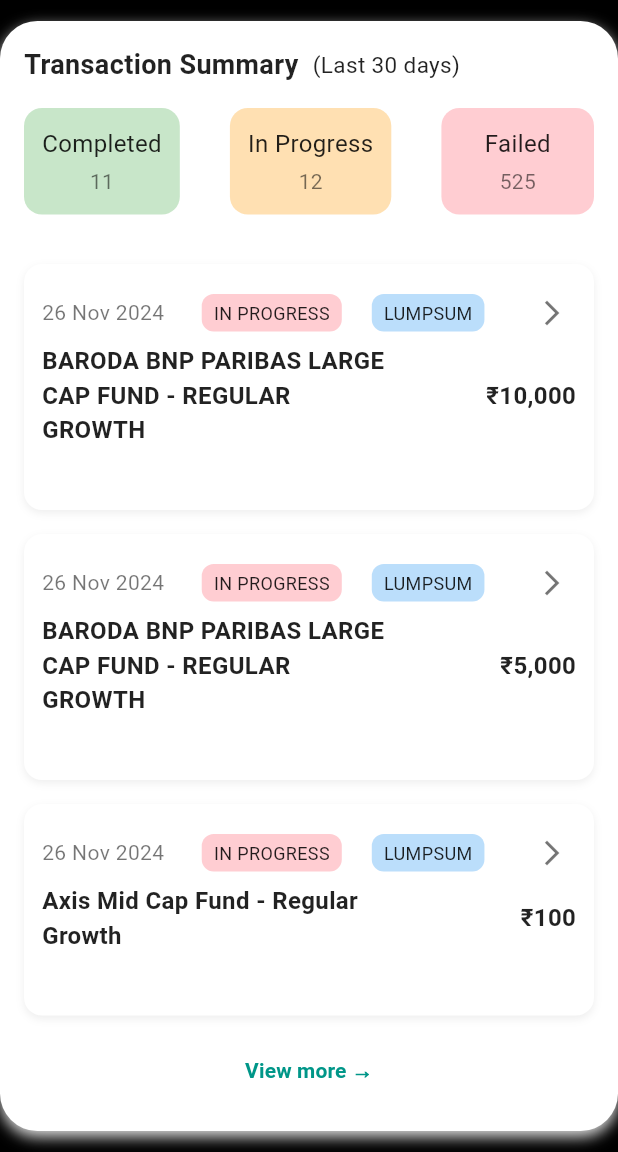
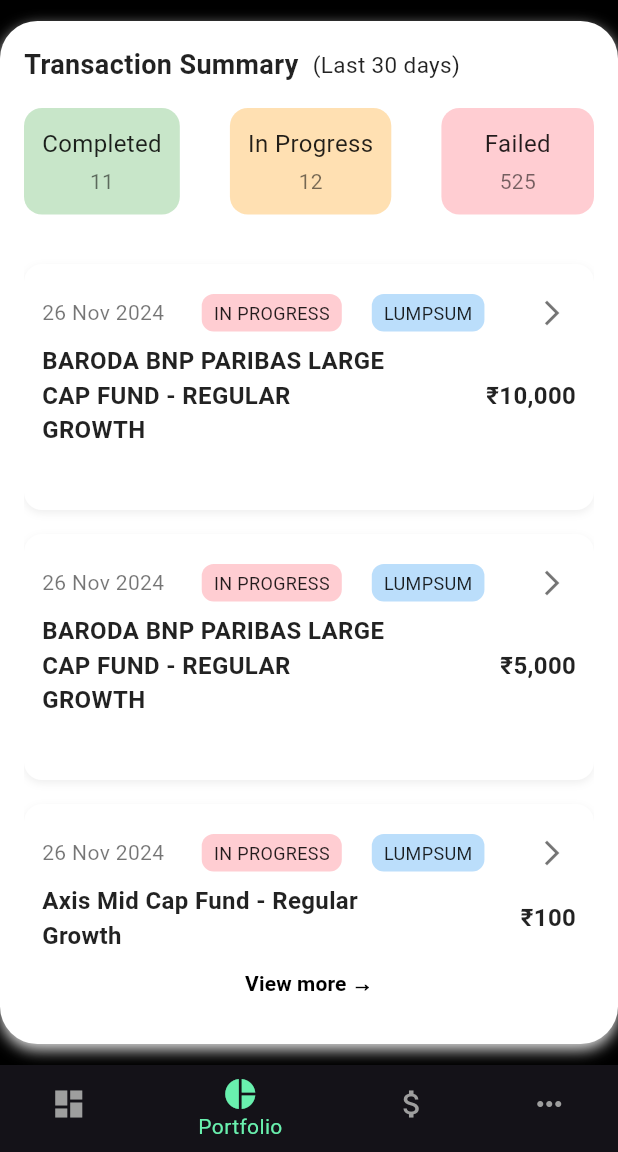
Before and after one commit to Paul-sharon/Funds-Genie, a Flutter app: the Portfolio screen opened directly, on a phone screen of 412 x 824 dp, the part 84-1236 px from its top. Run offline on Flutter 3.47's test engine with Material 3 defaults, Android fonts, the phone set to English and light mode, and no system bars.

Commit message:
Porfolio Navigation with statefull widget done

```diff
--- a/lib/portfolio/portfolio.dart
+++ b/lib/portfolio/portfolio.dart
@@ -1,5 +1,33 @@
 import 'package:flutter/material.dart';
-class Portfolio extends StatelessWidget {
+import 'package:mutualfund_gtl/invest/invest.dart';
+import '../screens/dashboard.dart';
+class Portfolio extends StatefulWidget {
+  @override
+  _PortfolioState createState() => _PortfolioState();
+}
+
+class _PortfolioState extends State<Portfolio> {
+  int _selectedIndex = 1;
+
+  void _onItemTapped(int index) {
+    if (index == 0) {
+      Navigator.pushReplacement(
+        context,
+        MaterialPageRoute(builder: (context) => Dashboard()),
+      );
+    } else if (index == 2) {
+      Navigator.pushReplacement(
+        context,
+        MaterialPageRoute(builder: (context) => Invest()),
+      );
+    } else if (index == 3) {
+      Navigator.pushReplacement(
+        context,
+        MaterialPageRoute(builder: (context) => More()),
+      );
+    }
+  }
+
   @override
   Widget build(BuildContext context) {
     return Scaffold(
@@ -118,7 +146,7 @@
                     child: Text(
                       "View more →",
                       style: TextStyle(
-                        color: Colors.teal,
+                        color: Colors.black,
                         fontWeight: FontWeight.bold,
                       ),
                     ),
@@ -128,6 +156,19 @@
             ),
           ),
         ),
+      ),
+      bottomNavigationBar: BottomNavigationBar(
+        currentIndex: _selectedIndex,
+        onTap: _onItemTapped,
+        backgroundColor: Color(0xFF2A2E34),
+        selectedItemColor: Colors.greenAccent,
+        unselectedItemColor: Colors.grey,
+        items: const [
+          BottomNavigationBarItem(icon: Icon(Icons.dashboard), label: 'Dashboard'),
+          BottomNavigationBarItem(icon: Icon(Icons.pie_chart), label: 'Portfolio'),
+          BottomNavigationBarItem(icon: Icon(Icons.attach_money), label: 'Invest'),
+          BottomNavigationBarItem(icon: Icon(Icons.more_horiz), label: 'More'),
+        ],
       ),
     );
   }
```
